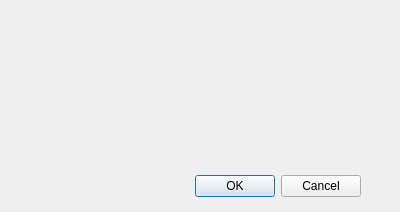
This is huggle/proxy.ui in huggle/huggle3-qt-lx as Qt 5 draws it before an edit. The edited form follows.
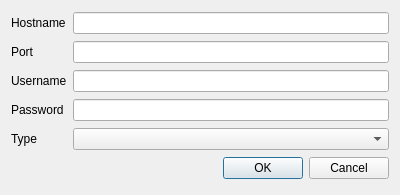
This is the edited form.

What changed in the file:
```diff
--- a/huggle/proxy.ui
+++ b/huggle/proxy.ui
@@ -7,28 +7,82 @@
     <x>0</x>
     <y>0</y>
     <width>400</width>
-    <height>212</height>
+    <height>195</height>
    </rect>
   </property>
   <property name="windowTitle">
    <string>Configure proxy</string>
   </property>
-  <widget class="QDialogButtonBox" name="buttonBox">
-   <property name="geometry">
-    <rect>
-     <x>20</x>
-     <y>170</y>
-     <width>341</width>
-     <height>32</height>
-    </rect>
-   </property>
-   <property name="orientation">
-    <enum>Qt::Horizontal</enum>
-   </property>
-   <property name="standardButtons">
-    <set>QDialogButtonBox::Cancel|QDialogButtonBox::Ok</set>
-   </property>
-  </widget>
+  <layout class="QGridLayout" name="gridLayout">
+   <item row="0" column="0">
+    <widget class="QLabel" name="label">
+     <property name="text">
+      <string>Hostname</string>
+     </property>
+    </widget>
+   </item>
+   <item row="1" column="0">
+    <widget class="QLabel" name="label_3">
+     <property name="text">
+      <string>Port</string>
+     </property>
+    </widget>
+   </item>
+   <item row="4" column="1">
+    <widget class="QComboBox" name="comboBox"/>
+   </item>
+   <item row="4" column="0">
+    <widget class="QLabel" name="label_2">
+     <property name="text">
+      <string>Type</string>
+     </property>
+    </widget>
+   </item>
+   <item row="3" column="0">
+    <widget class="QLabel" name="label_4">
+     <property name="text">
+      <string>Password</string>
+     </property>
+    </widget>
+   </item>
+   <item row="5" column="1">
+    <widget class="QDialogButtonBox" name="buttonBox">
+     <property name="orientation">
+      <enum>Qt::Horizontal</enum>
+     </property>
+     <property name="standardButtons">
+      <set>QDialogButtonBox::Cancel|QDialogButtonBox::Ok</set>
+     </property>
+    </widget>
+   </item>
+   <item row="0" column="1">
+    <widget class="QLineEdit" name="lineEdit"/>
+   </item>
+   <item row="2" column="0">
+    <widget class="QLabel" name="label_5">
+     <property name="text">
+      <string>Username</string>
+     </property>
+    </widget>
+   </item>
+   <item row="1" column="1">
+    <widget class="QLineEdit" name="lineEdit_2">
+     <property name="inputMethodHints">
+      <set>Qt::ImhNone</set>
+     </property>
+    </widget>
+   </item>
+   <item row="2" column="1">
+    <widget class="QLineEdit" name="lineEdit_3"/>
+   </item>
+   <item row="3" column="1">
+    <widget class="QLineEdit" name="lineEdit_4">
+     <property name="inputMethodHints">
+      <set>Qt::ImhHiddenText|Qt::ImhNoAutoUppercase</set>
+     </property>
+    </widget>
+   </item>
+  </layout>
  </widget>
  <resources/>
  <connections>
```
